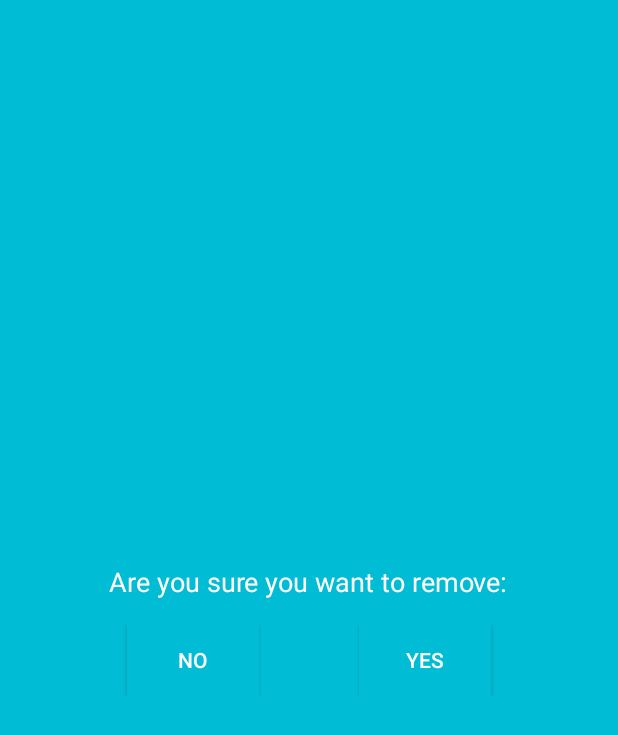
After one commit to oliver-hohn/BookRecommenderPrototype, an Android app: the layout custom_remove_dialog.xml on its own in the app's theme, with its tools: preview values and no code run, on a phone screen of 412 x 824 dp. The commit adds this screen. Shown: the top 735 px of the screen. Run offline under Robolectric (Android 15) with nearby library versions, the phone set to English and light mode, and no system bars.

Commit message:
Added custom dialog for confirming the deletion of a book in your basket, will only remove if you press yes, else will just dismiss the dialog.

```diff
--- /dev/null
+++ b/app/src/main/res/layout/custom_remove_dialog.xml
@@ -0,0 +1,45 @@
+<?xml version="1.0" encoding="utf-8"?>
+<LinearLayout xmlns:android="http://schemas.android.com/apk/res/android"
+    android:orientation="vertical" android:layout_width="match_parent"
+    android:layout_height="match_parent"
+    android:background="@color/colorPrimary"
+    android:gravity="center">
+
+    <TextView
+        android:layout_width="wrap_content"
+        android:layout_height="wrap_content"
+        android:textAppearance="?android:attr/textAppearanceMedium"
+        android:text="Are you sure you want to remove:"
+        android:id="@+id/removeTextView"
+        android:layout_gravity="center"
+        android:textColor="@color/colorTextIcons"
+        android:padding="16dp" />
+
+    <LinearLayout
+        android:orientation="horizontal"
+        android:layout_width="match_parent"
+        android:layout_height="wrap_content"
+        android:gravity="center">
+
+        <Button
+            android:layout_width="wrap_content"
+            android:layout_height="wrap_content"
+            android:text="No"
+            android:id="@+id/noButton"
+            android:background="@color/colorPrimary"
+            android:textColor="@color/colorTextIcons" />
+
+        <Space
+            android:layout_width="100px"
+            android:layout_height="20px" />
+
+        <Button
+            android:layout_width="wrap_content"
+            android:layout_height="wrap_content"
+            android:text="Yes"
+            android:id="@+id/yesButton"
+            android:textColor="@color/colorTextIcons"
+            android:background="@color/colorPrimary" />
+    </LinearLayout>
+
+</LinearLayout>
```
Also changed, not shown: app/src/main/java/oliverhohn/bookrecommender/BasketActivity.java (+24 -1 lines), app/src/main/java/oliverhohn/bookrecommender/CustomDialogRemove.java (added, +38 -0 lines).
